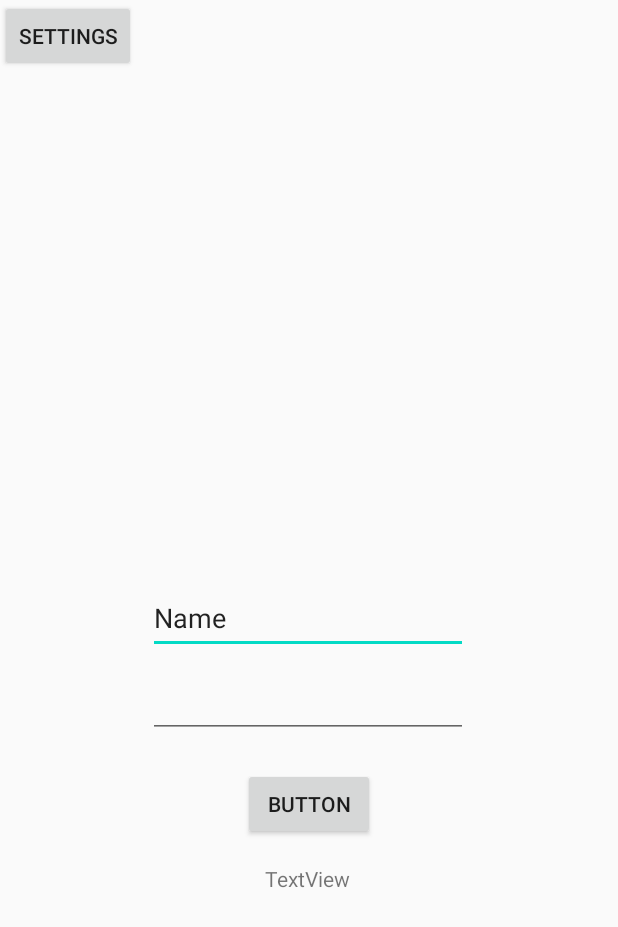
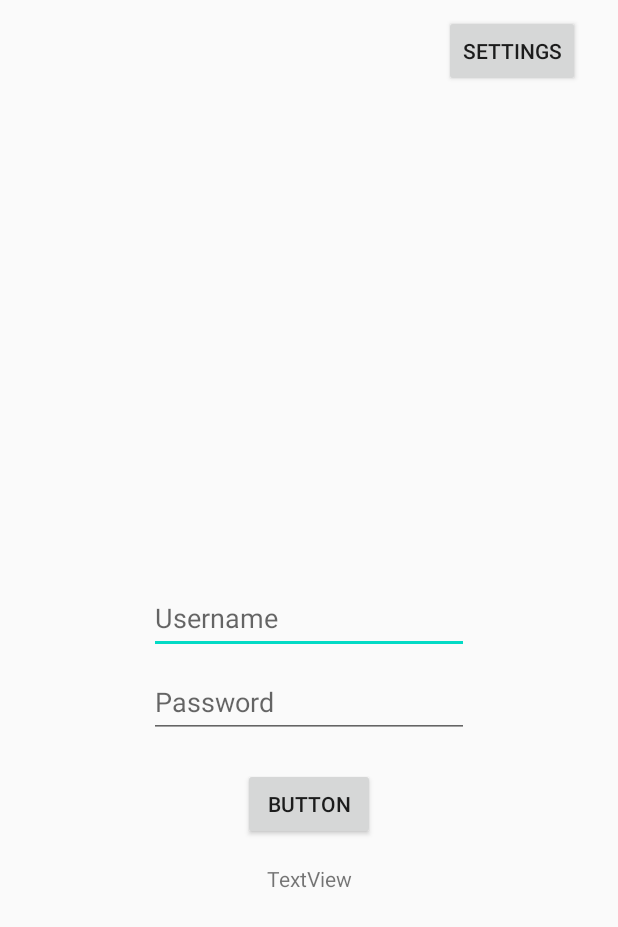
Before and after one commit to tahmid-23/SchoolPower, an Android app: the screen it shows after launch (MainActivity), on a phone screen of 412 x 824 dp. Shown: the top 927 px of the screen. Run offline under Robolectric (Android 15) with nearby library versions, the phone set to English and light mode, and no system bars.

Commit message:
replace everything with fragments

```diff
--- a/androidApp/build.gradle.kts
+++ b/androidApp/build.gradle.kts
@@ -2,6 +2,7 @@ plugins {
     id("com.android.application")
     kotlin("android")
     id("kotlin-android")
+    id("androidx.navigation.safeargs.kotlin")
 }
 
 android {
--- a/androidApp/src/main/java/me/tahzam23/schoolpower/android/MainActivity.kt
+++ b/androidApp/src/main/java/me/tahzam23/schoolpower/android/MainActivity.kt
@@ -1,52 +1,13 @@
 package me.tahzam23.schoolpower.android
 
-import android.content.res.ColorStateList
 import androidx.appcompat.app.AppCompatActivity
 import android.os.Bundle
-import android.widget.Button
-import android.widget.EditText
-import android.widget.TextView
-import me.tahzam23.schoolpower.android.listener.LoginButtonListener
-import me.tahzam23.schoolpower.android.listener.SettingsButtonListener
-import me.tahzam23.schoolpower.android.listener.UpdateGradesButtonListener
-import me.tahzam23.schoolpower.data.RequestInformation
-import me.tahzam23.schoolpower.datetime.AndroidDateTimeFormatConverter
-import me.tahzam23.schoolpower.html.AndroidDocumentCreator
-import me.tahzam23.schoolpower.scraper.WebSchoolPowerScraper
 
 class MainActivity: AppCompatActivity() {
-    lateinit var username: EditText
-        private set
-    lateinit var password: EditText
-        private set
-    lateinit var successText: TextView
-        private set
-    lateinit var settingsButton: Button
-        private set
-    lateinit var defaultTextColor : ColorStateList
-        private set
 
     override fun onCreate(savedInstanceState: Bundle?) {
         super.onCreate(savedInstanceState)
         setContentView(R.layout.activity_main)
-
-        username = findViewById(R.id.schoolpower_username)
-        password = findViewById(R.id.schoolpower_password)
-        successText = findViewById(R.id.schoolpower_success)
-        settingsButton = findViewById(R.id.settings)
-        findViewById<Button>(R.id.schoolpower_submit_button).setOnClickListener(LoginButtonListener(
-            WebSchoolPowerScraper(
-                RequestInformation(),
-                AndroidDocumentCreator(),
-                AndroidDateTimeFormatConverter()
-            ),
-            this
-        ))
-        findViewById<Button>(R.id.settings).setOnClickListener(SettingsButtonListener(this))
-        defaultTextColor = successText.textColors
     }
 
-    fun gradePageSetup() {
-        findViewById<Button>(R.id.update_button).setOnClickListener(UpdateGradesButtonListener(this))
-    }
 }
--- /dev/null
+++ b/androidApp/src/main/java/me/tahzam23/schoolpower/android/fragment/LoginPageFragment.kt
@@ -0,0 +1,112 @@
+package me.tahzam23.schoolpower.android.fragment
+
+import android.content.res.ColorStateList
+import android.graphics.Color
+import android.os.Bundle
+import androidx.fragment.app.Fragment
+import android.view.LayoutInflater
+import android.view.View
+import android.view.ViewGroup
+import android.widget.Button
+import android.widget.EditText
+import android.widget.TextView
+import androidx.lifecycle.lifecycleScope
+import androidx.navigation.findNavController
+import io.ktor.client.*
+import kotlinx.coroutines.*
+import me.tahzam23.schoolpower.android.R
+import me.tahzam23.schoolpower.createDefaultClientConfig
+import me.tahzam23.schoolpower.data.LoginInformation
+import me.tahzam23.schoolpower.data.RequestInformation
+import me.tahzam23.schoolpower.datetime.AndroidDateTimeFormatConverter
+import me.tahzam23.schoolpower.html.AndroidDocumentCreator
+import me.tahzam23.schoolpower.scraper.WebSchoolPowerScraper
+
+class LoginPageFragment: Fragment() {
+
+    private val schoolPowerScraper = WebSchoolPowerScraper(
+        RequestInformation(),
+        AndroidDocumentCreator(),
+        AndroidDateTimeFormatConverter()
+    )
+
+    override fun onCreateView(
+        inflater: LayoutInflater, container: ViewGroup?,
+        savedInstanceState: Bundle?
+    ): View {
+        val view = inflater.inflate(R.layout.fragment_login_page, container, false)
+
+        view.findViewById<Button>(R.id.settings).setOnClickListener {
+            val action = LoginPageFragmentDirections.actionLoginPageFragmentToSettingsFragment()
+            it.findNavController().navigate(action)
+        }
+
+        val username = view.findViewById<EditText>(R.id.schoolpower_username)
+        val password = view.findViewById<EditText>(R.id.schoolpower_password)
+
+        val successText = view.findViewById<TextView>(R.id.schoolpower_success)
+        val defaultColors = successText.textColors
+        view.findViewById<Button>(R.id.schoolpower_submit_button).setOnClickListener {
+            val animation = beginAnimation(successText, defaultColors)
+
+            val client = HttpClient {
+                createDefaultClientConfig()
+            }
+
+            viewLifecycleOwner.lifecycleScope.launch(Dispatchers.Default) {
+                val success = try {
+                    schoolPowerScraper.scrape(client, LoginInformation(
+                        username.text.toString(),
+                        password.text.toString()
+                    )).forEach {
+                        println(it)
+                    }
+                    schoolPowerScraper.keepAlive(client)
+
+                    true
+                } catch (e: Exception) {
+                    e.printStackTrace()
+                    false
+                }
+
+                client.close()
+                animation.cancelAndJoin()
+
+                if (success) {
+                    withContext(Dispatchers.Main) {
+                        successText.text = "Success"
+                        successText.setTextColor(Color.GREEN)
+
+                        val action = LoginPageFragmentDirections.actionLoginPageFragmentToLoggedInFragment()
+                        it.findNavController().navigate(action)
+                    }
+                }
+                else {
+                    withContext(Dispatchers.Main) {
+                        successText.text = "Incorrect Username or Password!"
+                        successText.setTextColor(Color.RED)
+                    }
+                }
+            }
+        }
+
+        return view
+    }
+
+    private fun beginAnimation(successText: TextView, defaultTextColor: ColorStateList): Job {
+        return viewLifecycleOwner.lifecycleScope.launch(Dispatchers.Main) {
+            successText.setTextColor(defaultTextColor)
+            var i = 0
+
+            while (isActive) {
+                successText.text = "Loading Grades" + ".".repeat(i % 4)
+                if (++i == 4) {
+                    i = 0
+                }
+
+                delay(1000)
+            }
+        }
+    }
+
+}
--- a/androidApp/src/main/res/layout/activity_main.xml
+++ b/androidApp/src/main/res/layout/activity_main.xml
@@ -6,59 +6,13 @@
     android:layout_width="match_parent"
     android:layout_height="match_parent">
 
-    <EditText
-        android:id="@+id/schoolpower_username"
-        android:layout_width="wrap_content"
-        android:layout_height="wrap_content"
-        android:ems="10"
-        android:inputType="textPersonName"
-        android:minHeight="48dp"
-        android:text="Name"
-        app:layout_constraintBottom_toBottomOf="parent"
-        app:layout_constraintEnd_toEndOf="parent"
-        app:layout_constraintHorizontal_bias="0.497"
-        app:layout_constraintStart_toStartOf="parent"
-        app:layout_constraintTop_toTopOf="parent" />
-
-    <EditText
-        android:id="@+id/schoolpower_password"
-        android:layout_width="wrap_content"
-        android:layout_height="wrap_content"
-        android:layout_marginTop="8dp"
-        android:ems="10"
-        android:inputType="textPassword"
-        android:minHeight="48dp"
-        app:layout_constraintEnd_toEndOf="parent"
-        app:layout_constraintHorizontal_bias="0.497"
-        app:layout_constraintStart_toStartOf="parent"
-        app:layout_constraintTop_toBottomOf="@+id/schoolpower_username" />
-
-    <Button
-        android:id="@+id/schoolpower_submit_button"
-        android:layout_width="wrap_content"
-        android:layout_height="wrap_content"
-        android:layout_marginTop="20dp"
-        android:text="Button"
-        app:layout_constraintEnd_toEndOf="parent"
-        app:layout_constraintStart_toStartOf="parent"
-        app:layout_constraintTop_toBottomOf="@+id/schoolpower_password" />
-
-    <TextView
-        android:id="@+id/schoolpower_success"
-        android:layout_width="wrap_content"
-        android:layout_height="wrap_content"
-        android:layout_marginTop="16dp"
-        android:text="TextView"
-        app:layout_constraintEnd_toEndOf="parent"
-        app:layout_constraintHorizontal_bias="0.498"
-        app:layout_constraintStart_toStartOf="parent"
-        app:layout_constraintTop_toBottomOf="@+id/schoolpower_submit_button" />
-
-    <Button
-        android:id="@+id/settings"
-        android:layout_width="wrap_content"
-        android:layout_height="wrap_content"
-        android:text="Settings"
-        tools:layout_editor_absoluteX="307dp"
-        tools:layout_editor_absoluteY="29dp" />
+    <androidx.fragment.app.FragmentContainerView
+        android:id="@+id/fragmentContainerView"
+        android:name="androidx.navigation.fragment.NavHostFragment"
+        android:layout_width="match_parent"
+        android:layout_height="match_parent"
+        app:defaultNavHost="true"
+        app:navGraph="@navigation/nav_graph"
+        tools:layout_editor_absoluteX="1dp"
+        tools:layout_editor_absoluteY="1dp" />
 </androidx.constraintlayout.widget.ConstraintLayout>
--- a/androidApp/src/main/res/layout/fragment_logged_in.xml
+++ b/androidApp/src/main/res/layout/fragment_logged_in.xml
@@ -5,7 +5,7 @@
     android:id="@+id/logged_in_view"
     android:layout_width="match_parent"
     android:layout_height="match_parent"
-    tools:context=".LoggedInFragment" >
+    tools:context=".fragment.LoggedInFragment" >
 
     <TextView
         android:id="@+id/last_updated"
--- a/androidApp/src/main/res/layout/fragment_login_page.xml
+++ b/androidApp/src/main/res/layout/fragment_login_page.xml
@@ -5,7 +5,7 @@
     android:id="@+id/login_page_view"
     android:layout_width="match_parent"
     android:layout_height="match_parent"
-    tools:context=".LoginPageFragment" >
+    tools:context=".fragment.LoginPageFragment">
 
     <EditText
         android:id="@+id/schoolpower_username"
--- a/androidApp/src/main/res/layout/fragment_settings.xml
+++ b/androidApp/src/main/res/layout/fragment_settings.xml
@@ -5,7 +5,7 @@
     android:id="@+id/settings_view"
     android:layout_width="match_parent"
     android:layout_height="match_parent"
-    tools:context=".SettingsFragment" >
+    tools:context=".fragment.SettingsFragment" >
 
     <TextView
         android:id="@+id/textView"
--- a/androidApp/src/main/res/navigation/nav_graph.xml
+++ b/androidApp/src/main/res/navigation/nav_graph.xml
@@ -3,16 +3,16 @@
     xmlns:app="http://schemas.android.com/apk/res-auto"
     xmlns:tools="http://schemas.android.com/tools"
     android:id="@+id/nav_graph"
-    app:startDestination="@id/settingsFragment">
+    app:startDestination="@id/loginPageFragment">
 
     <fragment
         android:id="@+id/settingsFragment"
-        android:name="me.tahzam23.schoolpower.android.SettingsFragment"
+        android:name="me.tahzam23.schoolpower.android.fragment.SettingsFragment"
         android:label="fragment_settings"
         tools:layout="@layout/fragment_settings" />
     <fragment
         android:id="@+id/loginPageFragment"
-        android:name="me.tahzam23.schoolpower.android.LoginPageFragment"
+        android:name="me.tahzam23.schoolpower.android.fragment.LoginPageFragment"
         android:label="fragment_login_page"
         tools:layout="@layout/fragment_login_page" >
         <action
@@ -24,7 +24,7 @@
     </fragment>
     <fragment
         android:id="@+id/loggedInFragment"
-        android:name="me.tahzam23.schoolpower.android.LoggedInFragment"
+        android:name="me.tahzam23.schoolpower.android.fragment.LoggedInFragment"
         android:label="fragment_logged_in"
         tools:layout="@layout/fragment_logged_in" />
 </navigation>
--- a/build.gradle.kts
+++ b/build.gradle.kts
@@ -7,6 +7,7 @@ buildscript {
     dependencies {
         classpath("org.jetbrains.kotlin:kotlin-gradle-plugin:1.6.10")
         classpath("com.android.tools.build:gradle:7.0.4")
+        classpath("androidx.navigation:navigation-safe-args-gradle-plugin:2.3.5")
     }
 }
 
--- a/shared/src/commonMain/kotlin/me/tahzam23/schoolpower/scraper/SchoolPowerScrapeException.kt
+++ b/shared/src/commonMain/kotlin/me/tahzam23/schoolpower/scraper/SchoolPowerScrapeException.kt
@@ -1,6 +1,4 @@
 package me.tahzam23.schoolpower.scraper
-
-import java.lang.Exception
 
 class SchoolPowerScrapeException: Exception {
 
```
Also changed, not shown: androidApp/src/main/java/me/tahzam23/schoolpower/android/LoggedInFragment.kt (deleted, +0 -59 lines), androidApp/src/main/java/me/tahzam23/schoolpower/android/LoginPageFragment.kt (deleted, +0 -59 lines), androidApp/src/main/java/me/tahzam23/schoolpower/android/SettingsFragment.kt (deleted, +0 -59 lines), androidApp/src/main/java/me/tahzam23/schoolpower/android/fragment/LoggedInFragment.kt (added, +31 -0 lines), androidApp/src/main/java/me/tahzam23/schoolpower/android/fragment/SettingsFragment.kt (added, +19 -0 lines), androidApp/src/main/java/me/tahzam23/schoolpower/android/listener/ButtonListeners.kt (deleted, +0 -102 lines), androidApp/src/main/res/layout/grades.xml (deleted, +0 -29 lines), androidApp/src/main/res/layout/settings.xml (deleted, +0 -17 lines), shared/src/commonMain/kotlin/me/tahzam23/schoolpower/Lib.kt (+4 -4 lines).
